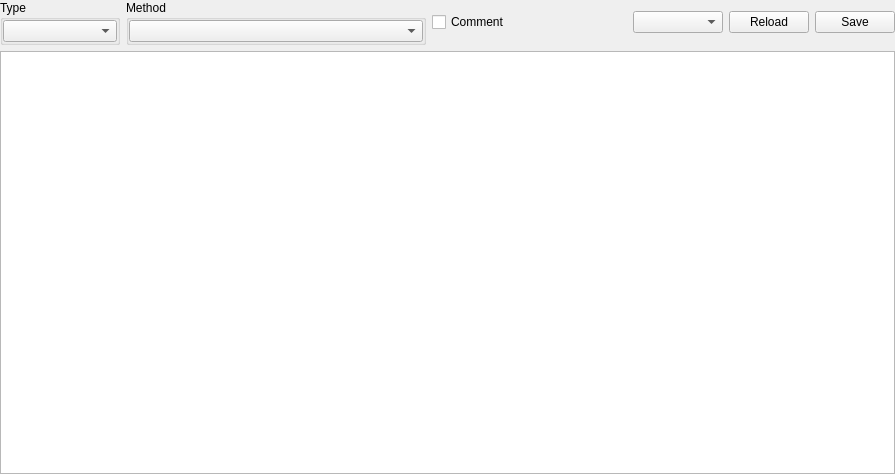
First picture: the form in xfileinfowidget.ui, repository horsicq/XFileInfo, before the edit.
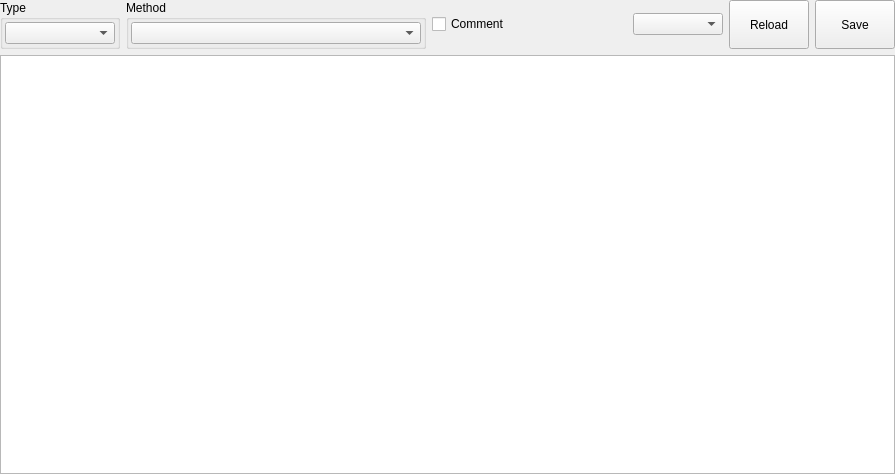
Second picture: the form after the edit.

What changed in the file:
```diff
--- a/xfileinfowidget.ui
+++ b/xfileinfowidget.ui
@@ -41,16 +41,16 @@
        </property>
        <layout class="QHBoxLayout" name="horizontalLayout_2">
         <property name="leftMargin">
-         <number>0</number>
+         <number>2</number>
         </property>
         <property name="topMargin">
-         <number>0</number>
+         <number>2</number>
         </property>
         <property name="rightMargin">
-         <number>0</number>
+         <number>2</number>
         </property>
         <property name="bottomMargin">
-         <number>0</number>
+         <number>2</number>
         </property>
         <item>
          <widget class="QComboBox" name="comboBoxType"/>
@@ -71,16 +71,16 @@
        </property>
        <layout class="QVBoxLayout" name="verticalLayout_3">
         <property name="leftMargin">
-         <number>0</number>
+         <number>2</number>
         </property>
         <property name="topMargin">
-         <number>0</number>
+         <number>2</number>
         </property>
         <property name="rightMargin">
-         <number>0</number>
+         <number>2</number>
         </property>
         <property name="bottomMargin">
-         <number>0</number>
+         <number>2</number>
         </property>
         <item>
          <widget class="QComboBox" name="comboBoxMethod"/>
@@ -120,6 +120,12 @@
      </item>
      <item>
       <widget class="QPushButton" name="pushButtonReload">
+       <property name="sizePolicy">
+        <sizepolicy hsizetype="Minimum" vsizetype="Minimum">
+         <horstretch>0</horstretch>
+         <verstretch>0</verstretch>
+        </sizepolicy>
+       </property>
        <property name="text">
         <string>Reload</string>
        </property>
@@ -127,6 +133,12 @@
      </item>
      <item>
       <widget class="QPushButton" name="pushButtonSave">
+       <property name="sizePolicy">
+        <sizepolicy hsizetype="Minimum" vsizetype="Minimum">
+         <horstretch>0</horstretch>
+         <verstretch>0</verstretch>
+        </sizepolicy>
+       </property>
        <property name="text">
         <string>Save</string>
        </property>
```
